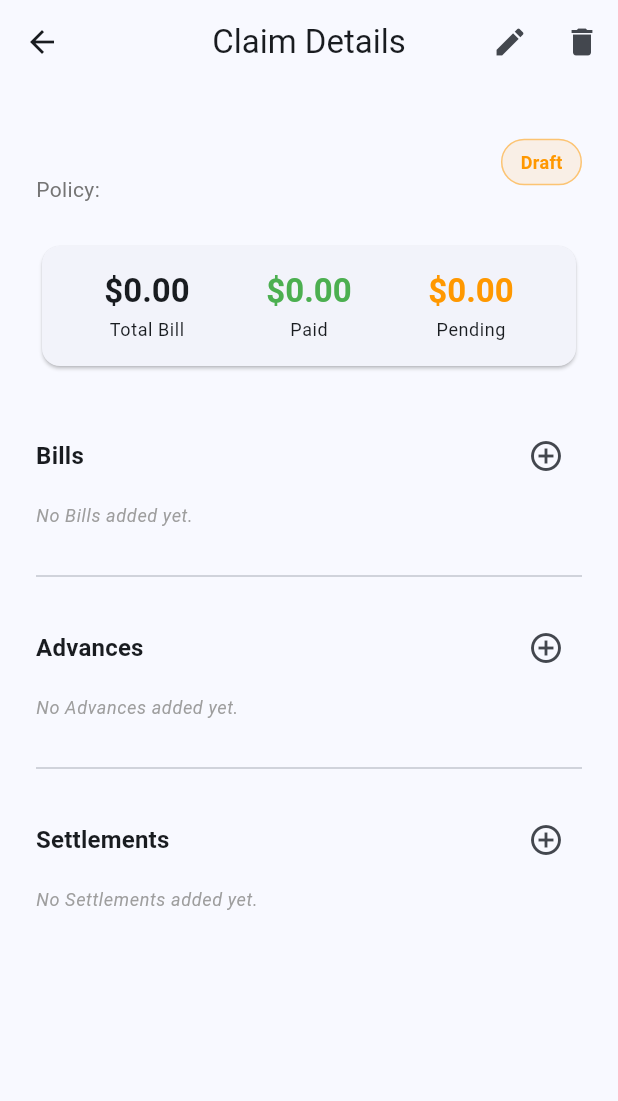
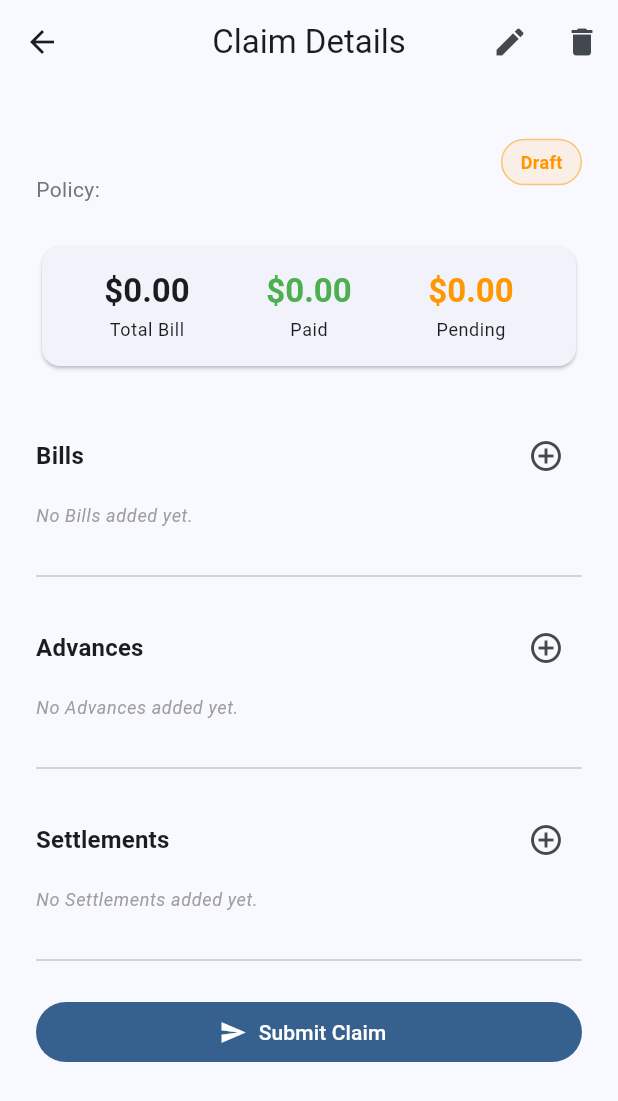
Before and after one commit to Shresth1822/i-c-m-s, a Flutter app: the ClaimDetailScreen screen opened directly with empty values, on a phone screen of 412 x 824 dp. Shown: the top 1101 px of the screen. Run offline on Flutter 3.47's test engine with Material 3 defaults, Android fonts, the phone set to English and light mode, and no system bars; our stand-ins replace flutter_dotenv, flutter_riverpod, riverpod_annotation, supabase_flutter; accounts and stored records are empty; generated files the repository leaves out were written again.

Commit message:
feat: Implement Claim Status Transitions and Auto-Settlement Logic

```diff
--- a/lib/features/claims/domain/entities/claim_status.dart
+++ b/lib/features/claims/domain/entities/claim_status.dart
@@ -3,7 +3,8 @@ enum ClaimStatus {
   submitted,
   approved,
   rejected,
-  partiallySettled;
+  partiallySettled,
+  settled;
 
   String get label {
     switch (this) {
@@ -17,6 +18,8 @@ enum ClaimStatus {
         return 'Rejected';
       case ClaimStatus.partiallySettled:
         return 'Partially Settled';
+      case ClaimStatus.settled:
+        return 'Settled';
     }
   }
 
--- a/lib/features/claims/domain/repositories/claim_repository.dart
+++ b/lib/features/claims/domain/repositories/claim_repository.dart
@@ -1,4 +1,5 @@
 import '../entities/claim.dart';
+import '../entities/claim_status.dart';
 import '../entities/bill.dart';
 import '../entities/advance.dart';
 import '../entities/settlement.dart';
@@ -8,6 +9,7 @@ abstract class ClaimRepository {
   Future<Claim> createClaim(Claim claim);
   Future<Claim> updateClaim(Claim claim);
   Future<void> deleteClaim(String id);
+  Future<void> updateClaimStatus(String id, ClaimStatus status);
 
   // Sub-items
   Future<void> addBill(String claimId, Bill bill);
--- a/lib/features/claims/presentation/pages/claim_detail_screen.dart
+++ b/lib/features/claims/presentation/pages/claim_detail_screen.dart
@@ -2,6 +2,7 @@ import 'package:flutter/material.dart';
 import 'package:flutter_riverpod/flutter_riverpod.dart';
 import 'package:intl/intl.dart';
 import '../../domain/entities/claim.dart';
+import '../../domain/entities/claim_status.dart';
 import '../../domain/entities/bill.dart';
 import '../../domain/entities/advance.dart';
 import '../../domain/entities/settlement.dart';
@@ -218,10 +219,87 @@ class ClaimDetailScreen extends ConsumerWidget {
                 ),
               ),
             ),
+            const Divider(height: 48),
+            _buildActionButtons(context, ref, latestClaim),
           ],
         ),
       ),
     );
+  }
+
+  Widget _buildActionButtons(BuildContext context, WidgetRef ref, Claim claim) {
+    if (claim.status == ClaimStatus.draft) {
+      return SizedBox(
+        width: double.infinity,
+        child: FilledButton.icon(
+          onPressed: () =>
+              ref.read(claimsProvider.notifier).submitClaim(claim.id),
+          icon: const Icon(Icons.send),
+          label: const Text('Submit Claim'),
+        ),
+      );
+    } else if (claim.status == ClaimStatus.submitted) {
+      return Row(
+        children: [
+          Expanded(
+            child: OutlinedButton.icon(
+              onPressed: () =>
+                  ref.read(claimsProvider.notifier).rejectClaim(claim.id),
+              style: OutlinedButton.styleFrom(
+                foregroundColor: Colors.red,
+                side: const BorderSide(color: Colors.red),
+              ),
+              icon: const Icon(Icons.close),
+              label: const Text('Reject'),
+            ),
+          ),
+          const SizedBox(width: 16),
+          Expanded(
+            child: FilledButton.icon(
+              onPressed: () =>
+                  ref.read(claimsProvider.notifier).approveClaim(claim.id),
+              style: FilledButton.styleFrom(
+                backgroundColor: Colors.green,
+                foregroundColor: Colors.white,
+              ),
+              icon: const Icon(Icons.check),
+              label: const Text('Approve'),
+            ),
+          ),
+        ],
+      );
+    } else if (claim.status == ClaimStatus.rejected) {
+      return Container(
+        width: double.infinity,
+        padding: const EdgeInsets.all(16),
+        decoration: BoxDecoration(
+          color: Colors.red.withValues(alpha: 0.1),
+          borderRadius: BorderRadius.circular(8),
+          border: Border.all(color: Colors.red.withValues(alpha: 0.5)),
+        ),
+        child: const Text(
+          'This claim has been rejected.',
+          textAlign: TextAlign.center,
+          style: TextStyle(color: Colors.red, fontWeight: FontWeight.bold),
+        ),
+      );
+    } else if (claim.status == ClaimStatus.settled) {
+      return Container(
+        width: double.infinity,
+        padding: const EdgeInsets.all(16),
+        decoration: BoxDecoration(
+          color: Colors.teal.withValues(alpha: 0.1),
+          borderRadius: BorderRadius.circular(8),
+          border: Border.all(color: Colors.teal.withValues(alpha: 0.5)),
+        ),
+        child: const Text(
+          'This claim is fully settled.',
+          textAlign: TextAlign.center,
+          style: TextStyle(color: Colors.teal, fontWeight: FontWeight.bold),
+        ),
+      );
+    }
+    return const SizedBox.shrink();
   }
 
   Widget _buildSummaryItem(
--- a/lib/features/dashboard/presentation/widgets/status_badge.dart
+++ b/lib/features/dashboard/presentation/widgets/status_badge.dart
@@ -18,6 +18,8 @@ class StatusBadge extends StatelessWidget {
         return Colors.red;
       case ClaimStatus.partiallySettled:
         return Colors.purple;
+      case ClaimStatus.settled:
+        return Colors.teal;
     }
   }
 
```
Also changed, not shown: lib/features/claims/data/repositories/supabase_claim_repository.dart (+12 -0 lines), lib/features/claims/presentation/providers/claim_provider.dart (+83 -6 lines), 2 other files.
